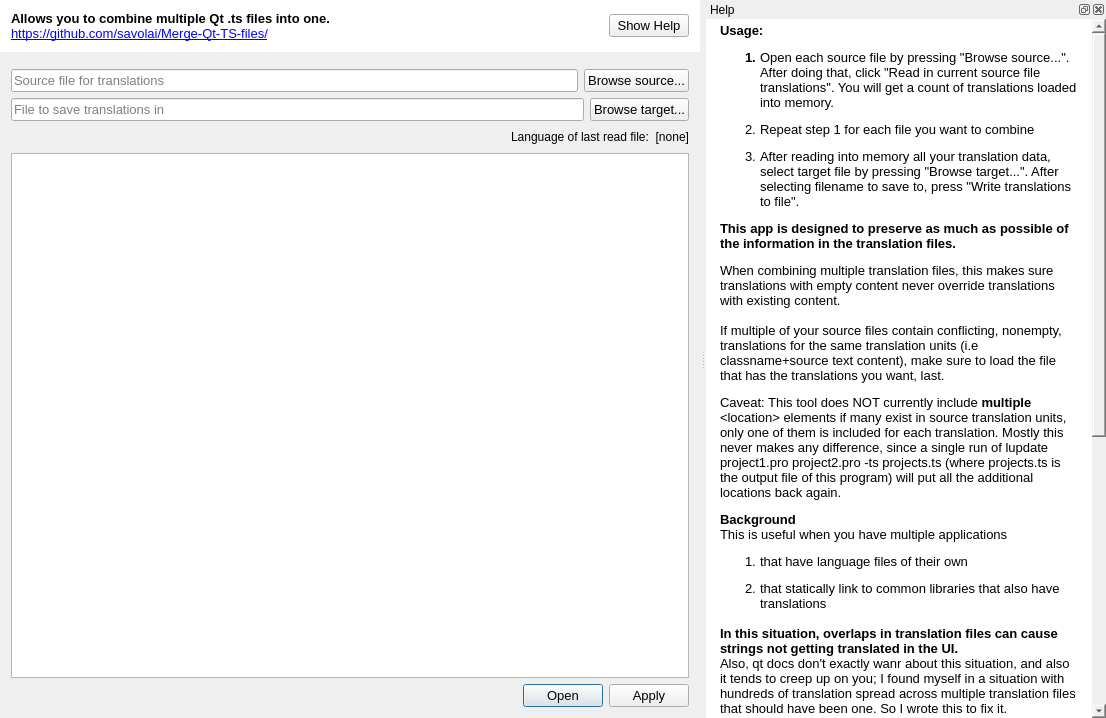
First picture: the form in combinetranslationfiles.ui, repository savolai/Merge-Qt-TS-files, before the edit.
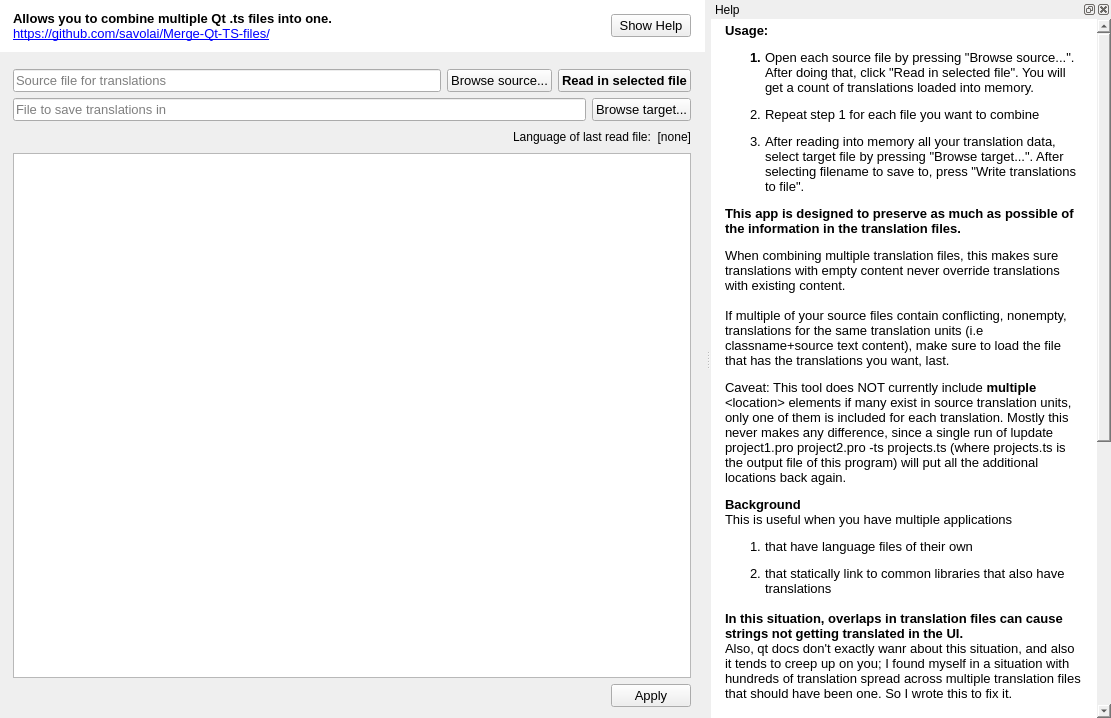
Second picture: the form after the edit.

Commit message:
enhance layout to support workflow
+ add instruction to read in at least two files

Diff of the .ui file:
```diff
--- a/combinetranslationfiles.ui
+++ b/combinetranslationfiles.ui
@@ -6,7 +6,7 @@
    <rect>
     <x>0</x>
     <y>0</y>
-    <width>1100</width>
+    <width>1111</width>
     <height>718</height>
    </rect>
   </property>
@@ -234,6 +234,23 @@
                 </property>
                </widget>
               </item>
+              <item>
+               <widget class="QPushButton" name="sourceFilePushButton_2">
+                <property name="font">
+                 <font>
+                  <pointsize>10</pointsize>
+                  <weight>75</weight>
+                  <bold>true</bold>
+                 </font>
+                </property>
+                <property name="styleSheet">
+                 <string notr="true">padding:0.5em;</string>
+                </property>
+                <property name="text">
+                 <string>Read in selected file</string>
+                </property>
+               </widget>
+              </item>
              </layout>
             </item>
             <item>
@@ -319,7 +336,7 @@
                <string notr="true">padding:0.5em; font-size:10pt;</string>
               </property>
               <property name="standardButtons">
-               <set>QDialogButtonBox::Apply|QDialogButtonBox::Open</set>
+               <set>QDialogButtonBox::Apply</set>
               </property>
              </widget>
             </item>
@@ -404,7 +421,7 @@
 p, li { white-space: pre-wrap; }
 &lt;/style&gt;&lt;/head&gt;&lt;body style=&quot; font-family:'MS Shell Dlg 2'; font-size:8pt; font-weight:400; font-style:normal;&quot; bgcolor=&quot;#ffffff&quot;&gt;
 &lt;p style=&quot; margin-top:10px; margin-bottom:0px; margin-left:10px; margin-right:10px; -qt-block-indent:0; text-indent:0px;&quot;&gt;&lt;span style=&quot; font-family:'Segoe UI,Arial,Helvetica,MS Shell Dlg 2'; font-size:10pt; font-weight:600;&quot;&gt;Usage: &lt;/span&gt;&lt;/p&gt;
-&lt;ol style=&quot;margin-top: 0px; margin-bottom: 0px; margin-left: 0px; margin-right: 0px; -qt-list-indent: 1;&quot;&gt;&lt;li style=&quot; font-family:'Segoe UI,Arial,Helvetica,MS Shell Dlg 2'; font-size:10pt; font-weight:600;&quot; style=&quot; margin-top:12px; margin-bottom:0px; margin-left:10px; margin-right:10px; -qt-block-indent:0; text-indent:0px;&quot;&gt;&lt;span style=&quot; font-weight:400;&quot;&gt;Open each source file by pressing &amp;quot;Browse source...&amp;quot;. After doing that, click &amp;quot;Read in current source file translations&amp;quot;. You will get a count of translations loaded into memory.&lt;/span&gt;&lt;/li&gt;
+&lt;ol style=&quot;margin-top: 0px; margin-bottom: 0px; margin-left: 0px; margin-right: 0px; -qt-list-indent: 1;&quot;&gt;&lt;li style=&quot; font-family:'Segoe UI,Arial,Helvetica,MS Shell Dlg 2'; font-size:10pt; font-weight:600;&quot; style=&quot; margin-top:12px; margin-bottom:0px; margin-left:10px; margin-right:10px; -qt-block-indent:0; text-indent:0px;&quot;&gt;&lt;span style=&quot; font-weight:400;&quot;&gt;Open each source file by pressing &amp;quot;Browse source...&amp;quot;. After doing that, click &amp;quot;Read in selected file&amp;quot;. You will get a count of translations loaded into memory.&lt;/span&gt;&lt;/li&gt;
 &lt;li style=&quot; font-family:'Segoe UI,Arial,Helvetica,MS Shell Dlg 2'; font-size:10pt;&quot; style=&quot; margin-top:12px; margin-bottom:0px; margin-left:10px; margin-right:10px; -qt-block-indent:0; text-indent:0px;&quot;&gt;Repeat step 1 for each file you want to combine&lt;/li&gt;
 &lt;li style=&quot; font-family:'Segoe UI,Arial,Helvetica,MS Shell Dlg 2'; font-size:10pt;&quot; style=&quot; margin-top:12px; margin-bottom:0px; margin-left:10px; margin-right:10px; -qt-block-indent:0; text-indent:0px;&quot;&gt;After reading into memory all your translation data, select target file by pressing &amp;quot;Browse target...&amp;quot;. After selecting filename to save to, press &amp;quot;Write translations to file&amp;quot;. &lt;/li&gt;&lt;/ol&gt;
 &lt;p style=&quot; margin-top:12px; margin-bottom:0px; margin-left:10px; margin-right:10px; -qt-block-indent:0; text-indent:0px;&quot;&gt;&lt;span style=&quot; font-family:'Segoe UI,Arial,Helvetica,MS Shell Dlg 2'; font-size:10pt; font-weight:600;&quot;&gt;This app is designed to preserve as much as possible of the information in the translation files. &lt;/span&gt;&lt;/p&gt;
```
The commit also changes 2 other files.
